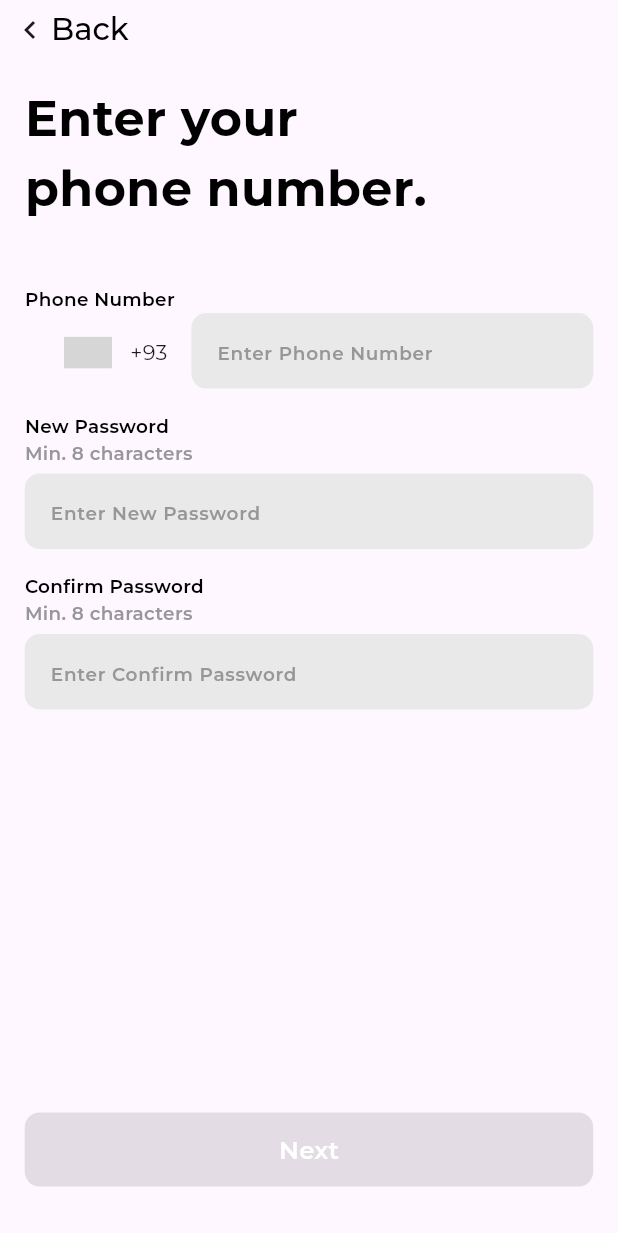
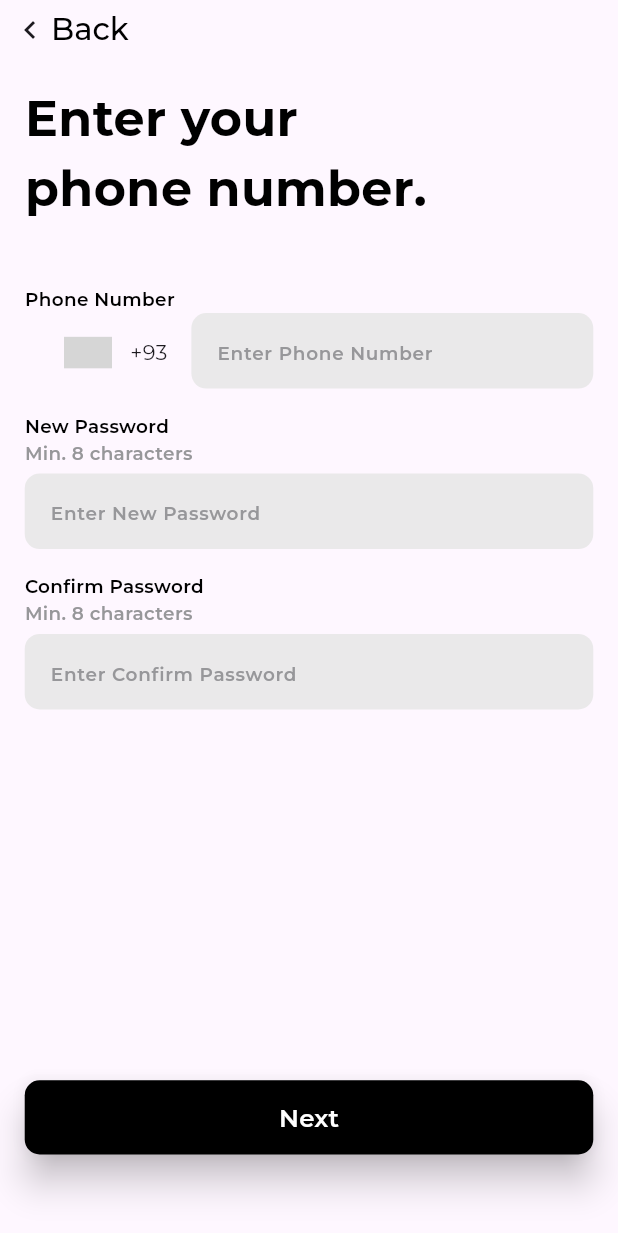
Before and after one commit to uemirhanselim/CompanionEyes, a Flutter app: the ForgotPasswordView screen opened directly, on a phone screen of 412 x 824 dp. Shown: the top 1233 px of the screen. Run offline on Flutter 3.47's test engine with Material 3 defaults, Android fonts, the light colour scheme and no system bars; drawn by our look-alikes of intl_phone_number_input; our stand-ins replace animated_custom_dropdown, auto_route, circle_nav_bar, firebase_core, flutter_svg, get_it and 3 more; accounts and stored records are empty; generated files the repository leaves out were written again; grey boxes are pictures that could not be loaded.

Commit message:
forgot password view update

```diff
--- a/lib/src/view/auth/forgot_password_view.dart
+++ b/lib/src/view/auth/forgot_password_view.dart
@@ -18,7 +18,8 @@ class ForgotPasswordView extends StatelessWidget {
       create: (_) => ForgotPasswordViewModel(),
       child: Scaffold(
         appBar: const BackAppBar(),
-        body: Padding(
+        body: SingleChildScrollView(
+          child: Padding(
             padding: UIHelper.pagePadding(context),
             child: Column(
               crossAxisAlignment: CrossAxisAlignment.start,
@@ -27,10 +28,11 @@ class ForgotPasswordView extends StatelessWidget {
                 _headlineText(context),
                 UIHelper.emptySpaceHeight(context, 0.05),
                 _fields(context),
-              const Spacer(),
+                UIHelper.emptySpaceHeight(context, 0.3),
                 _button,
                 UIHelper.emptySpaceHeight(context, 0.04),
               ],
+            ),
           ),
         ),
       ),
@@ -42,7 +44,7 @@ class ForgotPasswordView extends StatelessWidget {
         return SharedButton(
           color: UIHelper.black,
           title: "Next",
-          onPressed: viewModel.isNextButtonActive
+          onPressed: !viewModel.isNextButtonActive
               ? () => context.router.push(const CodeRoute())
               : null,
         );
@@ -54,7 +56,9 @@ class ForgotPasswordView extends StatelessWidget {
             children: <Widget>[
               SharedPhoneNumberTextField(
                 focusNode: viewModel.phoneNumberFocusNode,
-                onInputChanged: (p0) {},
+                onInputChanged: (p0) {
+                  viewModel.setPhoneNumber = p0.phoneNumber!;
+                },
               ),
               UIHelper.emptySpaceHeight(context, 0.02),
               SharedTextFormField(
```
Lines whose indentation alone changed are shown as unchanged.
